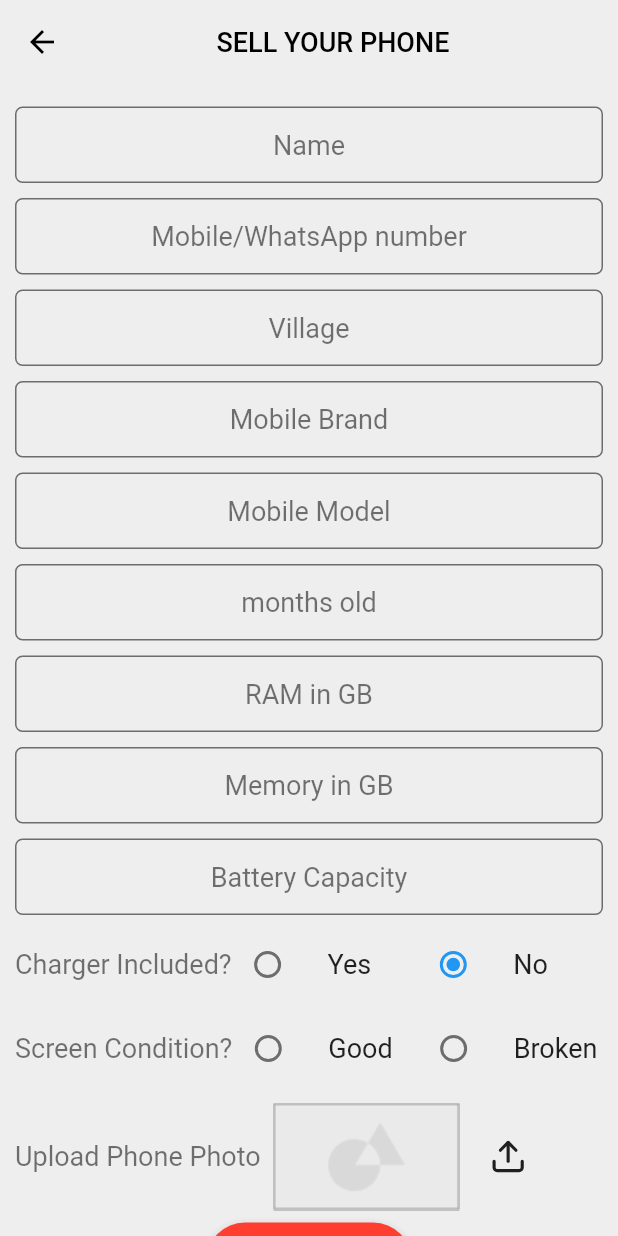
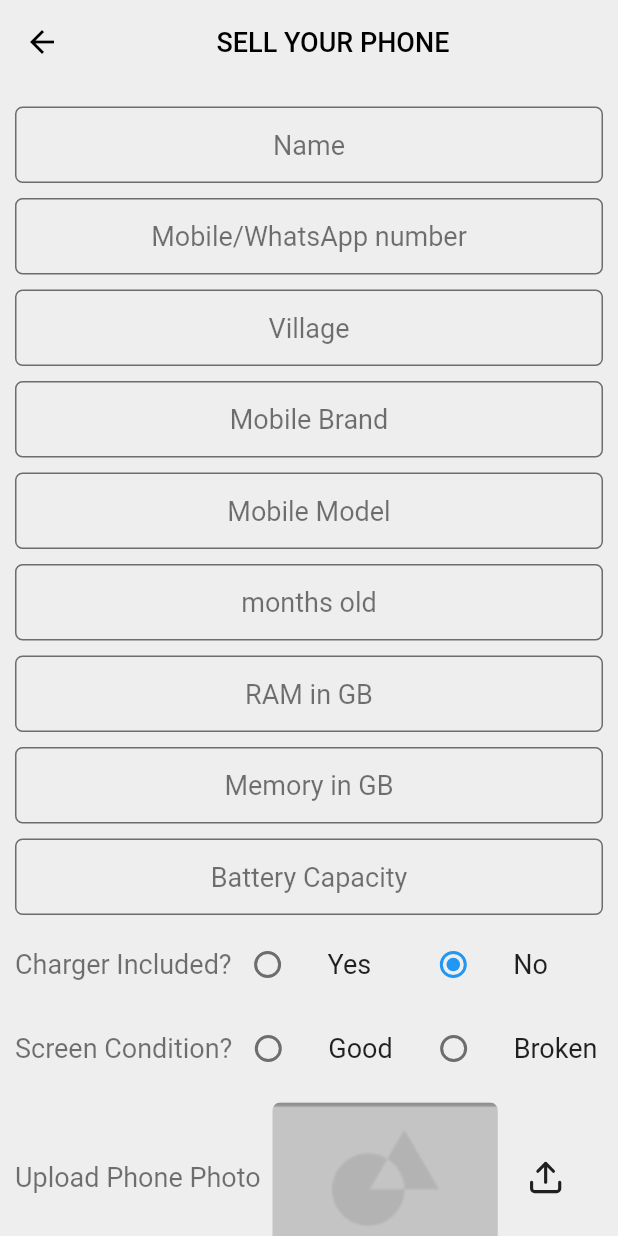
Before and after one commit to tc2n/secohand, a Flutter app: the screen it shows after launch, item 3 of the bottom bar chosen, on a phone screen of 412 x 824 dp. Run offline on Flutter 3.47's test engine with Material 2 defaults, Android fonts, the phone set to English and light mode, and no system bars; our stand-ins replace flutter_feather_icons, flutter_svg, google_fonts, image_picker.

Commit message:
UI completed

```diff
--- a/lib/pages/sellYourPhone.dart
+++ b/lib/pages/sellYourPhone.dart
@@ -27,7 +27,8 @@ class _SellYourPhoneState extends State<SellYourPhone> {
   final picker = ImagePicker();
 
   Future getImageFromCamera() async {
-    final pickedFile = await picker.getImage(source: ImageSource.camera, imageQuality: 50);
+    final pickedFile =
+        await picker.getImage(source: ImageSource.camera, imageQuality: 50);
 
     setState(() {
       _image = File(pickedFile.path);
@@ -35,7 +36,8 @@ Future getImageFromCamera() async {
   }
 
   Future getImageFromGallery() async {
-    final pickedFile = await picker.getImage(source: ImageSource.gallery, imageQuality: 50);
+    final pickedFile =
+        await picker.getImage(source: ImageSource.gallery, imageQuality: 50);
 
     setState(() {
       _image = File(pickedFile.path);
@@ -69,12 +71,12 @@ Future getImageFromGallery() async {
               ),
             ),
           );
-      }
-    );
+        });
   }
 
   @override
   Widget build(BuildContext context) {
+    Size size = MediaQuery.of(context).size;
     return Scaffold(
       backgroundColor: background,
       appBar: AppBar(
@@ -268,12 +270,34 @@ Future getImageFromGallery() async {
                     ),
                     Padding(
                       padding: const EdgeInsets.all(8.0),
-                      child: _image==null ? Image.asset('images/placeholder.png'): Image.file(_image),
+                      child: Container(
+                        height: 100,
+                        width: 150,
+                        decoration: BoxDecoration(
+                          borderRadius: BorderRadius.all(Radius.circular(5)),
+                          color: Colors.black26,
+                          image: DecorationImage(
+                              image: _image == null
+                                  ? AssetImage('images/placeholder.png')
+                                  : FileImage(_image),
+                              fit: BoxFit.cover),
                         ),
-                    IconButton(icon: Icon(FeatherIcons.upload, size: 25,), onPressed: (){_showPicker(context);})
+                      ),
+                    ),
+                    IconButton(
+                        icon: Icon(
+                          FeatherIcons.upload,
+                          size: 25,
+                        ),
+                        onPressed: () {
+                          _showPicker(context);
+                        })
                   ],
                 ),
-                Hero(
+
+                Padding(
+                  padding: const EdgeInsets.symmetric(vertical: 10),
+                  child: Hero(
                     tag: 'button',
                     child: RawMaterialButton(
                       onPressed: () {
@@ -296,6 +320,7 @@ Future getImageFromGallery() async {
                       ),
                     ),
                   ),
+                ),
               ],
             ),
           ),
```
Also changed, not shown: 2 other files. Lines whose indentation alone changed are shown as unchanged.
